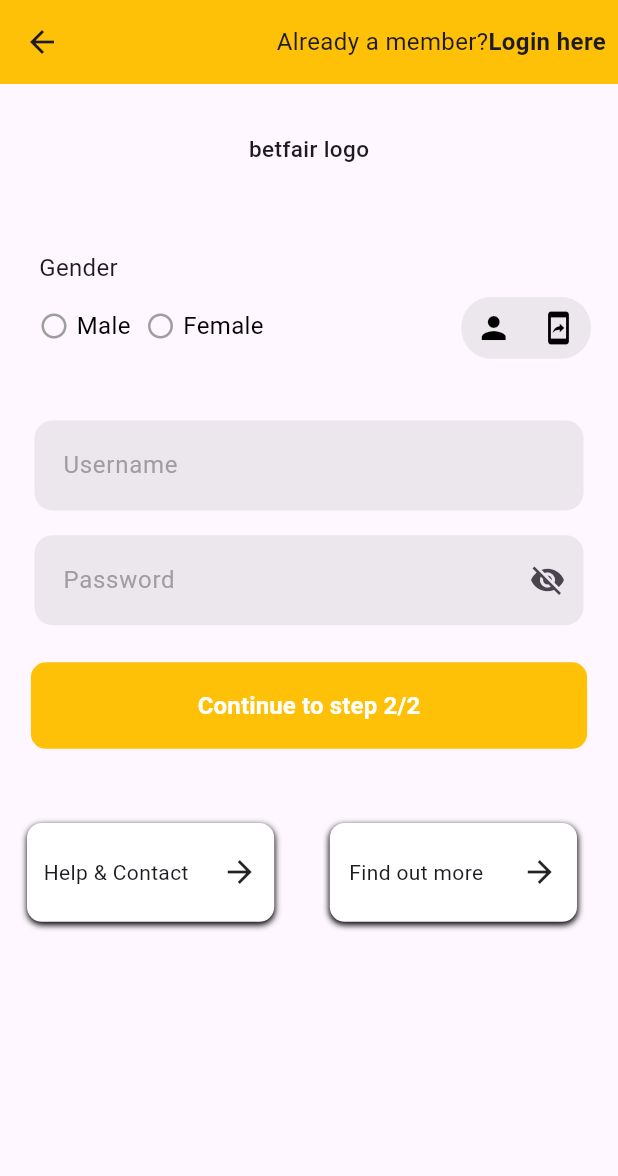
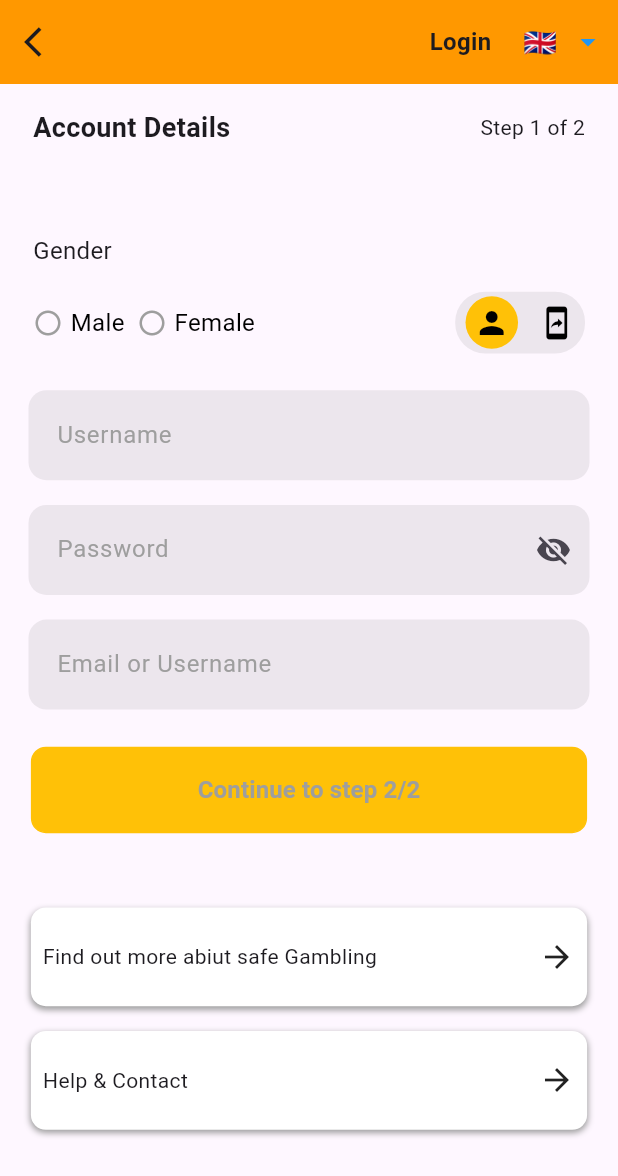
Before and after one commit to iamkashansheikh/stake_fair_app, a Flutter app: the SignUpScreen screen opened by its route, on a phone screen of 412 x 824 dp. Shown: the top 1176 px of the screen. Run offline on Flutter 3.47's test engine with Material 3 defaults, Android fonts, the phone set to English and light mode, and no system bars; our stand-ins replace flutter_screenutil, get, intl_phone_field, webview_flutter.

Commit message:
all good

```diff
--- a/lib/controllers/getx_controller/auth_controller.dart
+++ b/lib/controllers/getx_controller/auth_controller.dart
@@ -1,10 +1,10 @@
 import 'package:get/get.dart';
 
 class AuthController extends GetxController{
- var selectedIcon = 0.obs;
+ var selectedIcon = 1.obs;
+var selectedCountryCode = '+92'.obs; // Pakistan Code
+var selectedCountryFlag = '🇵🇰'.obs; // Pakistan Flag
 
-   var selectedCountryCode = '+1'.obs; // Default USA
-  var selectedCountryFlag = '🇺🇸'.obs; // Default flag
 
   void updateCountry(String code, String flag) {
     selectedCountryCode.value = code;
--- /dev/null
+++ b/lib/controllers/getx_controller/country_picker_controller.dart
@@ -0,0 +1,16 @@
+import 'dart:ui';
+
+import 'package:get/get.dart';
+
+class CountryPickerController extends GetxController {
+  var selectedCountryCode = "+44".obs; // Default UK
+  var selectedCountryFlag = "🇬🇧".obs; // Default UK flag
+  var selectedLanguage = "English (UK)".obs;
+
+  void updateCountry(String countryCode, String flag, String language, Locale locale) {
+    selectedCountryCode.value = countryCode;
+    selectedCountryFlag.value = flag;
+    selectedLanguage.value = language;
+    Get.updateLocale(locale); // Update app language
+  }
+}
--- a/lib/view/screens/authentication/sign_up_screen.dart
+++ b/lib/view/screens/authentication/sign_up_screen.dart
@@ -4,13 +4,18 @@
 import 'package:flutter/material.dart';
 import 'package:flutter_screenutil/flutter_screenutil.dart';
 import 'package:get/get.dart';
+import 'package:intl_phone_field/countries.dart';
 import 'package:stake_fair_app/controllers/utils/app_colors.dart';
+import 'package:stake_fair_app/view/screens/authentication/login_screen.dart';
 
 
+import '../../../controllers/getx_controller/auth_controller.dart';
 import '../../../controllers/getx_controller/password_controller.dart';
+import '../../widgets/country_code_picker.dart';
 import '../../widgets/custom_button.dart';
 import '../../widgets/custom_field_widget.dart';
 import '../../widgets/icon_selection_widget.dart';
+import '../../widgets/language_dropdown.dart';
 import '../../widgets/social_mediaicons.dart';
 import 'forgot_password_screen.dart';
 
@@ -31,9 +36,10 @@ class SignUpScreen extends StatefulWidget {
   State<SignUpScreen> createState() => _LoginScreenState();
 }
 
-GlobalKey<FormState> formKey = GlobalKey();
+//GlobalKey<FormState> formKey = GlobalKey();
 PasswordController passwordController = Get.put(PasswordController());
   final GenderController genderController = Get.put(GenderController());
+   final AuthController controller = Get.put(AuthController());
 
 
 
@@ -43,40 +49,61 @@ class _LoginScreenState extends State<SignUpScreen> {
     Size mediaQuerySize = MediaQuery.of(context).size;
     return Scaffold(
       appBar: AppBar(
+        leading: IconButton(onPressed: (){
+    Navigator.pop(context);
+        }, icon: Icon(Icons.arrow_back_ios)),
        // title: Text('StakeFair'),
        actions: [
         Padding(
           padding: const EdgeInsets.all(8.0),
           child: Row(
             children: [
-              Text('Already a member?',style: TextStyle(fontSize: 16,fontWeight: FontWeight.w400),),
-                Text('Login here',style: TextStyle(fontSize: 16,fontWeight: FontWeight.bold),)
+                GestureDetector(
+                  onTap: (){
+                    Get.to(()=>LoginScreen());
+                  },
+                  child: Text('Login',style: TextStyle(fontSize: 16,fontWeight: FontWeight.bold),)),
+                  SizedBox(width: mediaQuerySize.width*0.03,),
+       LanguageDropdown(),
+
+
+
             ],
           ),
         )
        ],
-        backgroundColor: AppColors.buttonColor,
+        backgroundColor: Colors.orange,
       ),
       body: SingleChildScrollView(
         child: SafeArea(
             child: Form(
-          key: formKey,
+         // key: formKey,
           child: Padding(
-            padding: const EdgeInsets.symmetric(horizontal: 18, vertical: 0),
+            padding: const EdgeInsets.symmetric(horizontal: 14, vertical: 0),
             child: Column(
               children: [
                  SizedBox(
-                  height: mediaQuerySize.height * 0.03.h,
+                  height: mediaQuerySize.height * 0.01.h,
                 ),
-                GestureDetector(
-                  onTap: (){
-                   _showBottomSheet(context);
-                  },
-                  child: Padding(
+                 Padding(
                    padding: const EdgeInsets.all(8.0),
-                    child: Text('betfair logo',style: TextStyle(fontSize: 15,fontWeight: FontWeight.w500),),
+                   child: Row(
+                    mainAxisAlignment: MainAxisAlignment.spaceBetween,
+                                   children: [
+                    Text('Account Details',style: TextStyle(fontSize: 18,fontWeight: FontWeight.bold),),
+                    Text('Step 1 of 2')
+                                   ],
                                   ),
                  ),
+              //   Container(width: mediaQuerySize.width,
+              //   height: mediaQuerySize.height*0.08,
+              //   decoration: BoxDecoration(
+              //     color: Colors.black.withOpacity(0.07),
+              //     borderRadius: BorderRadius.circular(10)
+              //   ),
+              //  child:
+              //   ),
+
                 SizedBox(
                   height: mediaQuerySize.height * 0.05.h,
                 ),
@@ -86,11 +113,13 @@ class _LoginScreenState extends State<SignUpScreen> {
                     alignment: Alignment.centerLeft,
                     child: Text('Gender',style: TextStyle(fontSize: 16,fontWeight: FontWeight.w400),)),
                 ),
-               Stack(
-                children: [
                Padding(
                  padding: const EdgeInsets.all(8.0),
                  child: Row(
+                  mainAxisAlignment: MainAxisAlignment.spaceBetween,
+                   children: [
+                     Row(
+
                        children: [
                          GestureDetector(
                                onTap: () {
@@ -116,7 +145,7 @@ class _LoginScreenState extends State<SignUpScreen> {
                                  ),
                                ),
                              ),
-                              SizedBox(width: 10),
+                             SizedBox(width: mediaQuerySize.width*0.02.w,),
                               GestureDetector(
                            onTap: () {
                            genderController.selectIndex(1); // Toggle state on tap
@@ -141,20 +170,29 @@ class _LoginScreenState extends State<SignUpScreen> {
                              ),
                            ),
                          ),
+
+                       ],
+                     ),
+                     Container(
+                          height: mediaQuerySize.height * 0.05,
+                          width: mediaQuerySize.width * 0.21,
+                          decoration: BoxDecoration(
+                            color: Colors.black.withOpacity(0.07),
+                            borderRadius: BorderRadius.circular(20),
+                          ),
+                          child: Row(
+                            mainAxisAlignment: MainAxisAlignment.spaceAround,
+                            children: [
+                              _buildIcon(Icons.person, 1),
+                              _buildIcon(Icons.mobile_screen_share_rounded, 2),
+                            ],
+                          ),
+                        ),
                    ],
                  ),
                ),
 
-                   // Padding(
-                  //   padding: const EdgeInsets.all(8.0),
-                  //   child: Text('Welcome Back!',style: TextStyle(fontSize: 18,fontWeight: FontWeight.bold),),
-                  // ),
-               Align(
-                 alignment: Alignment.centerRight,
-                 child: IconSelectionWidget()),
-                ],
 
-               ),
                  SizedBox(
                   height: mediaQuerySize.height * 0.02.h,
                 ),
@@ -182,6 +220,19 @@ class _LoginScreenState extends State<SignUpScreen> {
                     ),
                   ),
                 ),
+                SizedBox(height: mediaQuerySize.height * 0.02),
+
+                  Obx(() {
+                    if (controller.selectedIcon.value == 1) {
+                      return CustomField(text: 'Email or Username');
+                    } else if (controller.selectedIcon.value == 2) {
+                      return Padding(
+                        padding: const EdgeInsets.all(4.0),
+                        child: CountryCodePickerWidget(),
+                      );
+                    }
+                    return SizedBox();
+                  }),
                 SizedBox(
                   height: mediaQuerySize.height * 0.03.h,
                 ),
@@ -190,24 +241,23 @@ class _LoginScreenState extends State<SignUpScreen> {
                 CustomButton(
                   name: 'Continue to step 2/2',
                   onTap: () {
-                    if (formKey.currentState!.validate() ?? false) {
-                     // Get.to(() => BottomNavigationBarScreen());
-                    }
+                    // if (formKey.currentState!.validate() ?? false) {
+                    //  // Get.to(() => BottomNavigationBarScreen());
+                    // }
                     print('no');
                   },
                 ),
                   SizedBox(
                   height: mediaQuerySize.height * 0.06.h,
                 ),
-               Row(
-                children: [
                Container(
                     height: mediaQuerySize.height*0.08.h,
-                    width: mediaQuerySize.width*0.4.w,
+                    width: mediaQuerySize.width*0.9.w,
                     decoration: BoxDecoration(
                       color: Colors.white,
                       boxShadow: [
                         BoxShadow(
+                          color: Colors.grey,
                           blurRadius: 3,
                           spreadRadius: 0,
                           offset: Offset(0, 2)
@@ -215,22 +265,26 @@ class _LoginScreenState extends State<SignUpScreen> {
                       ],
                       borderRadius: BorderRadius.circular(10),
                     ),
+                   child: Padding(
+                     padding: const EdgeInsets.all(8.0),
                      child: Row(
-                    mainAxisAlignment: MainAxisAlignment.spaceAround,
+                      mainAxisAlignment: MainAxisAlignment.spaceBetween,
                       children: [
-                      Text('Help & Contact'),
+                        Text('Find out more abiut safe Gambling'),
                         Icon(Icons.arrow_forward)
                       ],
                      ),
                    ),
-                  SizedBox(width: mediaQuerySize.width*0.09.w,),
+                  ),
+                  SizedBox(height: mediaQuerySize.height*0.02,),
                     Container(
                     height: mediaQuerySize.height*0.08.h,
-                    width: mediaQuerySize.width*0.4.w,
+                    width: mediaQuerySize.width*0.9.w,
                     decoration: BoxDecoration(
                       color: Colors.white,
                       boxShadow: [
                         BoxShadow(
+                           color: Colors.grey,
                           blurRadius: 3,
                           spreadRadius: 0,
                           offset: Offset(0, 2)
@@ -238,16 +292,18 @@ class _LoginScreenState extends State<SignUpScreen> {
                       ],
                       borderRadius: BorderRadius.circular(10),
                     ),
+                   child: Padding(
+                     padding: const EdgeInsets.all(8.0),
                      child: Row(
-                    mainAxisAlignment: MainAxisAlignment.spaceAround,
+                      mainAxisAlignment: MainAxisAlignment.spaceBetween,
                       children: [
-                      Text('Find out more'),
+                        Text('Help & Contact'),
                         Icon(Icons.arrow_forward)
                       ],
                      ),
-                  )
-                ],
-               )
+                   ),
+                  ),
+                  SizedBox(height: mediaQuerySize.height*0.06.h,)
               ],
             ),
           ),
@@ -255,33 +311,22 @@ class _LoginScreenState extends State<SignUpScreen> {
       ),
     );
   }
-   void _showBottomSheet(BuildContext context) {
-    showModalBottomSheet(
-      context: context,
-      shape: RoundedRectangleBorder(
-        borderRadius: BorderRadius.vertical(top: Radius.circular(20)),
+
+  Widget _buildIcon(IconData icon, int value) {
+    return Obx(() => GestureDetector(
+          onTap: () => controller.selectedIcon.value = value,
+          child: Stack(
+            alignment: Alignment.center,
+            children: [
+              if (controller.selectedIcon.value == value)
+                Container(
+                  width: 35,
+                  height: 35,
+                  decoration: BoxDecoration(shape: BoxShape.circle, color: AppColors.buttonColor),
                 ),
-      builder: (context) {
-        return Container(
-          padding: EdgeInsets.all(16),
-          height: 250, // Adjust height as needed
-          child: Column(
-            mainAxisSize: MainAxisSize.min,
-            children: [
-              Text(
-                'StackFair Registeration',
-                style: TextStyle(fontSize: 18, fontWeight: FontWeight.bold),
-              ),
-              SizedBox(height: 10),
-              Text(
-                'Here you can add more details about Betfair Logo or any content you want to display.',
-                textAlign: TextAlign.center,
-              ),
-
+              Icon(icon, color: Colors.black),
             ],
           ),
-        );
-      },
-    );
+        ));
   }
 }
--- a/lib/view/widgets/custom_button.dart
+++ b/lib/view/widgets/custom_button.dart
@@ -15,7 +15,7 @@ class CustomButton extends StatelessWidget {
       required this.name,
       this.color = AppColors.buttonColor,
       this.textStyle = const TextStyle(
-        color: Colors.white,
+        color: Colors.grey,
         fontSize: 16,
         fontWeight: FontWeight.w600,
       ),
--- /dev/null
+++ b/lib/view/widgets/language_dropdown.dart
@@ -0,0 +1,55 @@
+import 'package:flutter/material.dart';
+import 'package:get/get.dart';
+
+import '../../controllers/getx_controller/country_picker_controller.dart';
+
+class LanguageDropdown extends StatelessWidget {
+  final CountryPickerController controller = Get.put(CountryPickerController());
+
+  final List<Map<String, dynamic>> countries = [
+    {"dialCode": "+1", "flag": "🇺🇸", "language": "English (US)", "locale": Locale('en', 'US')},
+    {"dialCode": "+44", "flag": "🇬🇧", "language": "English (UK)", "locale": Locale('en', 'GB')},
+    {"dialCode": "+91", "flag": "🇮🇳", "language": "हिन्दी (India)", "locale": Locale('hi', 'IN')},
+    {"dialCode": "+33", "flag": "🇫🇷", "language": "Français (France)", "locale": Locale('fr', 'FR')},
+  ];
+
+  @override
+  Widget build(BuildContext context) {
+    return Obx(
+      () => DropdownButtonHideUnderline(
+        child: DropdownButton<String>(
+          icon: Icon(Icons.arrow_drop_down, color: Colors.blue),
+          value: "${controller.selectedCountryCode.value},${controller.selectedCountryFlag.value}",
+          onChanged: (value) {
+            if (value != null) {
+              var parts = value.split(',');
+              var selectedCountry = countries.firstWhere((c) => c["dialCode"] == parts[0]);
+
+              controller.updateCountry(
+                parts[0], // Country Code
+                parts[1], // Flag
+                selectedCountry["language"], // Language
+                selectedCountry["locale"], // Locale
+              );
+            }
+          },
+          selectedItemBuilder: (BuildContext context) {
+            return countries.map((country) {
+              return CircleAvatar(
+                radius: 20,
+                child: Text(controller.selectedCountryFlag.value, style: TextStyle(fontSize: 18)),
+                backgroundColor: Colors.transparent,
+              );
+            }).toList();
+          },
+          items: countries.map((country) {
+            return DropdownMenuItem<String>(
+              value: "${country["dialCode"]},${country["flag"]}",
+              child: Text("${country["language"]}"),
+            );
+          }).toList(),
+        ),
+      ),
+    );
+  }
+}
```
Also changed, not shown: lib/view/screens/authentication/login_screen.dart (+134 -122 lines), lib/view/widgets/icon_selection_widget.dart (+17 -16 lines), assets/images/download (1).jpg (added), assets/images/download (1).png (added), assets/images/download (2).png (added), assets/images/download (3).png (added), assets/images/download.jpg (added), assets/images/download.png (added), 1 other file. Lines whose indentation alone changed are shown as unchanged.
